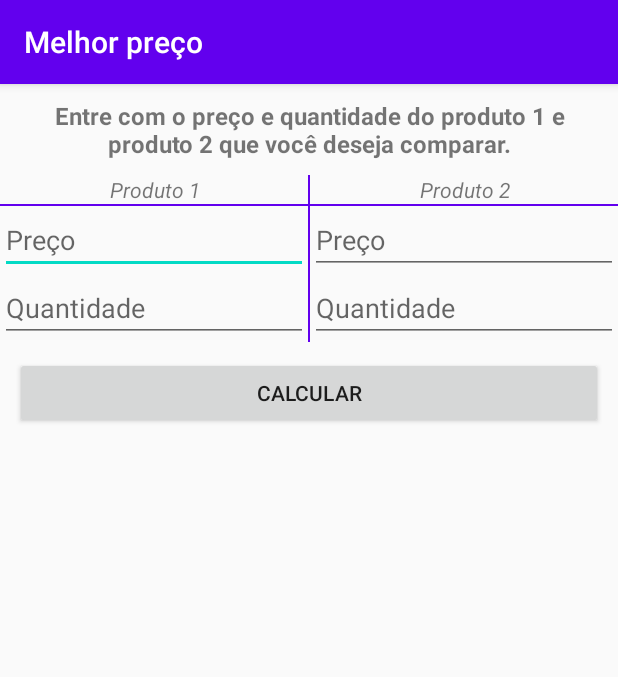
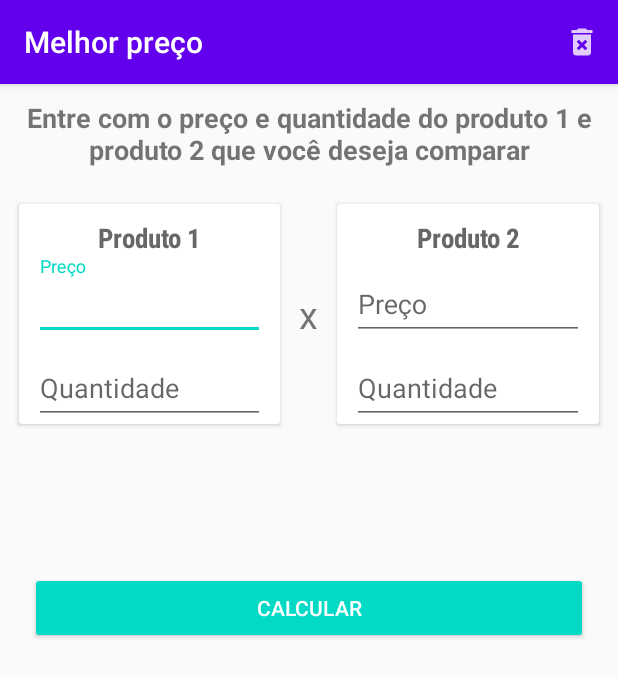
Before and after one commit to raphaelframos/devmov1, an Android app: the screen it shows after launch (CalculoActivity), on a phone screen of 412 x 824 dp. Shown: the top 677 px of the screen. Run offline under Robolectric (Android 15) with nearby library versions, the phone set to English and light mode, and no system bars.

Commit message:
Mudando layout da tela de melhor preco

```diff
--- a/CarrinhoDeCompras/app/src/main/java/br/com/raphaelframos/carrinhodecompras/CalculoActivity.java
+++ b/CarrinhoDeCompras/app/src/main/java/br/com/raphaelframos/carrinhodecompras/CalculoActivity.java
@@ -1,9 +1,13 @@
 package br.com.raphaelframos.carrinhodecompras;
 
+import androidx.annotation.NonNull;
 import androidx.appcompat.app.AppCompatActivity;
 import androidx.core.content.ContextCompat;
 
+import android.content.Context;
 import android.os.Bundle;
+import android.view.Menu;
+import android.view.MenuItem;
 import android.view.View;
 import android.widget.Button;
 import android.widget.EditText;
@@ -18,8 +22,8 @@ public class CalculoActivity extends AppCompatActivity {
     private EditText editTextQuantidadeUm;
     private EditText editTextQuantidadeDois;
     private TextView textViewResultado;
-    private LinearLayout linearLayoutProdutoUm;
-    private LinearLayout linearLayoutProdutoDois;
+    private TextView textViewProdutoUm;
+    private TextView textViewProdutoDois;
 
     @Override
     protected void onCreate(Bundle savedInstanceState) {
@@ -31,9 +35,8 @@ public class CalculoActivity extends AppCompatActivity {
         editTextQuantidadeUm = findViewById(R.id.editTextQuantidade1);
         editTextQuantidadeDois = findViewById(R.id.editTextQuantidade2);
         textViewResultado = findViewById(R.id.textViewResultado);
-        linearLayoutProdutoUm = findViewById(R.id.linearLayoutProdutoUm);
-        linearLayoutProdutoDois = findViewById(R.id.linearLayoutProdutoDois);
-
+        textViewProdutoUm = findViewById(R.id.textView_produto_um);
+        textViewProdutoDois = findViewById(R.id.textView_produto_dois);
     }
 
     public void calcular(View view){
@@ -44,14 +47,11 @@ public class CalculoActivity extends AppCompatActivity {
         String quantidadeDois = editTextQuantidadeDois.getText().toString();
 
         if(validaCampos(precoUm, precoDois, quantidadeUm, quantidadeDois)){
-            limpaCampos();
             String resultado = defineMelhorPreco(precoUm, quantidadeUm, precoDois, quantidadeDois);
             textViewResultado.setText(resultado);
         }else{
             Toast.makeText(getApplicationContext(), "Por favor, preencha todos os campos", Toast.LENGTH_LONG).show();
         }
-
-
     }
 
     private void limpaCampos() {
@@ -59,8 +59,7 @@ public class CalculoActivity extends AppCompatActivity {
         editTextQuantidadeUm.setText("");
         editTextPrecoDois.setText("");
         editTextPrecoUm.setText("");
-        linearLayoutProdutoUm.setBackgroundColor(ContextCompat.getColor(getApplicationContext(), android.R.color.white));
-        linearLayoutProdutoDois.setBackgroundColor(ContextCompat.getColor(getApplicationContext(), android.R.color.white));
+        editTextPrecoUm.requestFocus();
     }
 
     public String defineMelhorPreco(String precoUm, String quantidadeUm, String precoDois, String quantidadeDois){
@@ -71,10 +70,12 @@ public class CalculoActivity extends AppCompatActivity {
 
         if(indiceProdutoUm < indiceProdutoDois){
             resultado += "1";
-            linearLayoutProdutoUm.setBackgroundColor(ContextCompat.getColor(getApplicationContext(), R.color.colorAccent));
+            textViewProdutoUm.setTextColor(ContextCompat.getColor(getApplicationContext(), R.color.verde));
+            textViewProdutoDois.setTextColor(ContextCompat.getColor(getApplicationContext(), R.color.vermelho));
         }else{
+            textViewProdutoUm.setTextColor(ContextCompat.getColor(getApplicationContext(), R.color.vermelho));
+            textViewProdutoDois.setTextColor(ContextCompat.getColor(getApplicationContext(), R.color.verde));
             resultado += "2";
-            linearLayoutProdutoDois.setBackgroundColor(ContextCompat.getColor(getApplicationContext(), R.color.colorAccent));
         }
         return resultado;
 
@@ -104,6 +105,20 @@ public class CalculoActivity extends AppCompatActivity {
         return true;
     }
 
+    @Override
+    public boolean onCreateOptionsMenu(Menu menu) {
+        getMenuInflater().inflate(R.menu.menu_calculo, menu);
+        return super.onCreateOptionsMenu(menu);
+    }
 
+    @Override
+    public boolean onOptionsItemSelected(@NonNull MenuItem item) {
 
+        switch (item.getItemId()){
+            case R.id.action_limpar:
+                limpaCampos();
+                break;
+        }
+        return super.onOptionsItemSelected(item);
+    }
 }
--- /dev/null
+++ b/CarrinhoDeCompras/app/src/main/res/drawable-anydpi/ic_action_limpar.xml
@@ -0,0 +1,11 @@
+<vector xmlns:android="http://schemas.android.com/apk/res/android"
+    android:width="24dp"
+    android:height="24dp"
+    android:viewportWidth="24"
+    android:viewportHeight="24"
+    android:tint="#FFFFFF"
+    android:alpha="0.8">
+    <path
+        android:fillColor="#FF000000"
+        android:pathData="M6,19c0,1.1 0.9,2 2,2h8c1.1,0 2,-0.9 2,-2L18,7L6,7v12zM8.46,11.88l1.41,-1.41L12,12.59l2.12,-2.12 1.41,1.41L13.41,14l2.12,2.12 -1.41,1.41L12,15.41l-2.12,2.12 -1.41,-1.41L10.59,14l-2.13,-2.12zM15.5,4l-1,-1h-5l-1,1L5,4v2h14L19,4z"/>
+</vector>
--- /dev/null
+++ b/CarrinhoDeCompras/app/src/main/res/drawable/ic_clear_black_24dp.xml
@@ -0,0 +1,5 @@
+<vector android:height="24dp" android:tint="#FFFFFF"
+    android:viewportHeight="24.0" android:viewportWidth="24.0"
+    android:width="24dp" xmlns:android="http://schemas.android.com/apk/res/android">
+    <path android:fillColor="#FF000000" android:pathData="M19,6.41L17.59,5 12,10.59 6.41,5 5,6.41 10.59,12 5,17.59 6.41,19 12,13.41 17.59,19 19,17.59 13.41,12z"/>
+</vector>
--- a/CarrinhoDeCompras/app/src/main/res/layout/activity_calculo.xml
+++ b/CarrinhoDeCompras/app/src/main/res/layout/activity_calculo.xml
@@ -11,102 +11,141 @@
         android:layout_margin="10dp"
         android:gravity="center_horizontal"
         android:textStyle="bold"
-        android:textSize="16sp"
+        android:textSize="18sp"
         android:text="@string/entre_com_o_pre_o_e_quantidade_do_produto_1_e_produto_2_que_voc_deseja_comparar"
         android:layout_width="match_parent"
         android:layout_height="wrap_content"></TextView>
 
     <LinearLayout
-        android:orientation="horizontal"
+        android:layout_width="match_parent"
+        android:layout_height="wrap_content" android:orientation="horizontal">
+
+        <androidx.cardview.widget.CardView
+            app:cardElevation="2dp"
+            android:layout_margin="10dp"
+            app:cardUseCompatPadding="true"
+            android:layout_weight="1"
+            android:layout_width="0dip"
+            android:layout_height="wrap_content">
+
+            <LinearLayout
+                android:layout_marginRight="10dp"
+                android:layout_marginLeft="10dp"
+                android:id="@+id/linearLayoutProdutoUm"
+                android:orientation="vertical"
                 android:layout_width="match_parent"
                 android:layout_height="wrap_content">
 
-        <LinearLayout
-            android:id="@+id/linearLayoutProdutoUm"
-            android:layout_weight="1"
-            android:orientation="vertical"
-            android:layout_width="0dip"
+                <TextView
+                    android:id="@+id/textView_produto_um"
+                    android:textColor="@color/cinza"
+                    android:layout_marginTop="10dp"
+                    android:layout_width="match_parent"
+                    android:layout_height="wrap_content"
+                    android:fontFamily="sans-serif-condensed"
+                    android:gravity="center_horizontal"
+                    android:text="@string/produto_1"
+                    android:textSize="18sp"
+                    android:textStyle="bold"></TextView>
+
+                <com.google.android.material.textfield.TextInputLayout
+                    android:layout_width="match_parent"
                     android:layout_height="wrap_content">
 
-            <TextView
-                android:gravity="center_horizontal"
-                android:textStyle="italic"
-                android:text="@string/produto_1"
-                android:layout_width="match_parent"
-                android:layout_height="wrap_content"></TextView>
-
-            <View
-                android:background="@color/colorPrimary"
-                android:layout_width="match_parent"
-                android:layout_height="1dp"></View>
-
-            <EditText
+                    <com.google.android.material.textfield.TextInputEditText
                         android:inputType="numberDecimal"
                         android:id="@+id/editTextPreco1"
                         android:hint="@string/preco"
                         android:layout_width="match_parent"
-                android:layout_height="wrap_content"></EditText>
+                        android:layout_height="wrap_content"></com.google.android.material.textfield.TextInputEditText>
 
-            <EditText
+                </com.google.android.material.textfield.TextInputLayout>
+
+                <com.google.android.material.textfield.TextInputLayout
+                    android:layout_width="match_parent"
+                    android:layout_height="wrap_content">
+
+                    <com.google.android.material.textfield.TextInputEditText
                         android:inputType="numberDecimal"
                         android:id="@+id/editTextQuantidade1"
                         android:hint="@string/quantidade"
                         android:layout_width="match_parent"
-                android:layout_height="wrap_content"></EditText>
+                        android:layout_height="wrap_content"></com.google.android.material.textfield.TextInputEditText>
+
+                </com.google.android.material.textfield.TextInputLayout>
+
 
             </LinearLayout>
 
-        <View
-            android:background="@color/colorPrimary"
-            android:layout_width="1dp"
-            android:layout_height="match_parent"></View>
+        </androidx.cardview.widget.CardView>
 
-        <LinearLayout
-            android:id="@+id/linearLayoutProdutoDois"
+        <TextView
+            android:layout_gravity="center_vertical"
+            android:textSize="25sp"
+            android:text="x"
+            android:layout_width="wrap_content"
+            android:layout_height="wrap_content"></TextView>
+
+        <androidx.cardview.widget.CardView
+            android:layout_margin="10dp"
+            android:elevation="2dp"
+            app:cardUseCompatPadding="true"
             android:layout_weight="1"
-            android:orientation="vertical"
             android:layout_width="0dip"
             android:layout_height="wrap_content">
 
+            <LinearLayout
+                android:layout_marginRight="10dp"
+                android:layout_marginLeft="10dp"
+                android:id="@+id/linearLayoutProdutoDois"
+                android:orientation="vertical"
+                android:layout_width="match_parent"
+                android:layout_height="wrap_content">
+
                 <TextView
+                    android:id="@+id/textView_produto_dois"
+                    android:textColor="@color/cinza"
+                    android:layout_marginTop="10dp"
+                    android:layout_width="match_parent"
+                    android:layout_height="wrap_content"
+                    android:fontFamily="sans-serif-condensed"
                     android:gravity="center_horizontal"
-                android:textStyle="italic"
                     android:text="@string/produto_2"
+                    android:textSize="18sp"
+                    android:textStyle="bold"></TextView>
+
+                <com.google.android.material.textfield.TextInputLayout
                     android:layout_width="match_parent"
-                android:layout_height="wrap_content"></TextView>
+                    android:layout_height="wrap_content">
 
-            <View
-                android:background="@color/colorPrimary"
-                android:layout_width="match_parent"
-                android:layout_height="1dp"></View>
-
-            <EditText
+                    <com.google.android.material.textfield.TextInputEditText
                         android:inputType="numberDecimal"
                         android:id="@+id/editTextPreco2"
                         android:hint="@string/preco"
                         android:layout_width="match_parent"
-                android:layout_height="wrap_content"></EditText>
+                        android:layout_height="wrap_content"></com.google.android.material.textfield.TextInputEditText>
 
-            <EditText
+                </com.google.android.material.textfield.TextInputLayout>
+
+                <com.google.android.material.textfield.TextInputLayout
+                    android:layout_width="match_parent"
+                    android:layout_height="wrap_content">
+
+                    <com.google.android.material.textfield.TextInputEditText
                         android:inputType="numberDecimal"
                         android:id="@+id/editTextQuantidade2"
                         android:hint="@string/quantidade"
                         android:layout_width="match_parent"
-                android:layout_height="wrap_content"></EditText>
+                        android:layout_height="wrap_content"></com.google.android.material.textfield.TextInputEditText>
+
+                </com.google.android.material.textfield.TextInputLayout>
 
             </LinearLayout>
 
+        </androidx.cardview.widget.CardView>
 
     </LinearLayout>
 
-
-    <Button
-        android:onClick="calcular"
-        android:id="@+id/buttonCalcular"
-        android:layout_margin="10dp"
-        android:text="@string/calcular"
-        android:layout_width="match_parent"
-        android:layout_height="wrap_content"></Button>
 
     <TextView
         android:gravity="center_horizontal"
@@ -117,4 +156,14 @@
         android:layout_width="match_parent"
         android:layout_height="wrap_content"></TextView>
 
+
+    <Button
+        style="@style/BotaoPrincipal"
+        android:onClick="calcular"
+        android:id="@+id/buttonCalcular"
+        android:layout_marginTop="10dp"
+        android:text="@string/calcular"></Button>
+
+
+
 </LinearLayout>
--- /dev/null
+++ b/CarrinhoDeCompras/app/src/main/res/menu/menu_calculo.xml
@@ -0,0 +1,7 @@
+<?xml version="1.0" encoding="utf-8"?>
+<menu xmlns:android="http://schemas.android.com/apk/res/android"
+    xmlns:app="http://schemas.android.com/apk/res-auto">
+
+    <item android:id="@+id/action_limpar" app:showAsAction="always" android:title="@string/limpar" android:icon="@drawable/ic_action_limpar"></item>
+
+</menu>
--- a/CarrinhoDeCompras/app/src/main/res/values/colors.xml
+++ b/CarrinhoDeCompras/app/src/main/res/values/colors.xml
@@ -3,4 +3,7 @@
     <color name="colorPrimary">#6200EE</color>
     <color name="colorPrimaryDark">#3700B3</color>
     <color name="colorAccent">#03DAC5</color>
+    <color name="verde">#4CAF50</color>
+    <color name="vermelho">#FF0000</color>
+    <color name="cinza">#676767</color>
 </resources>
--- a/CarrinhoDeCompras/app/src/main/res/values/strings.xml
+++ b/CarrinhoDeCompras/app/src/main/res/values/strings.xml
@@ -1,10 +1,11 @@
 <resources>
     <string name="app_name">Carrinho de compras</string>
     <string name="preco">Preço</string>
-    <string name="entre_com_o_pre_o_e_quantidade_do_produto_1_e_produto_2_que_voc_deseja_comparar">Entre com o preço e quantidade do produto 1 e produto 2 que você deseja comparar.</string>
+    <string name="entre_com_o_pre_o_e_quantidade_do_produto_1_e_produto_2_que_voc_deseja_comparar">Entre com o preço e quantidade do produto 1 e produto 2 que você deseja comparar</string>
     <string name="produto_1">Produto 1</string>
     <string name="quantidade">Quantidade</string>
     <string name="produto_2">Produto 2</string>
     <string name="calcular">Calcular</string>
     <string name="melhor_preco">Melhor preço</string>
+    <string name="limpar">Limpar</string>
 </resources>
--- a/CarrinhoDeCompras/app/src/main/res/values/styles.xml
+++ b/CarrinhoDeCompras/app/src/main/res/values/styles.xml
@@ -8,4 +8,12 @@
         <item name="colorAccent">@color/colorAccent</item>
     </style>
 
+    <style name="BotaoPrincipal" parent="Widget.AppCompat.Button.Colored">
+        <item name="android:layout_width">match_parent</item>
+        <item name="android:layout_height">wrap_content</item>
+        <item name="backgroundColor">@color/colorAccent</item>
+        <item name="android:layout_marginLeft">20dp</item>
+        <item name="android:layout_marginRight">20dp</item>
+    </style>
+
 </resources>
```
Also changed, not shown: CarrinhoDeCompras/app/src/main/res/drawable-hdpi/ic_action_limpar.png (added), CarrinhoDeCompras/app/src/main/res/drawable-mdpi/ic_action_limpar.png (added), CarrinhoDeCompras/app/src/main/res/drawable-xhdpi/ic_action_limpar.png (added), CarrinhoDeCompras/app/src/main/res/drawable-xxhdpi/ic_action_limpar.png (added). Lines whose indentation alone changed are shown as unchanged.
